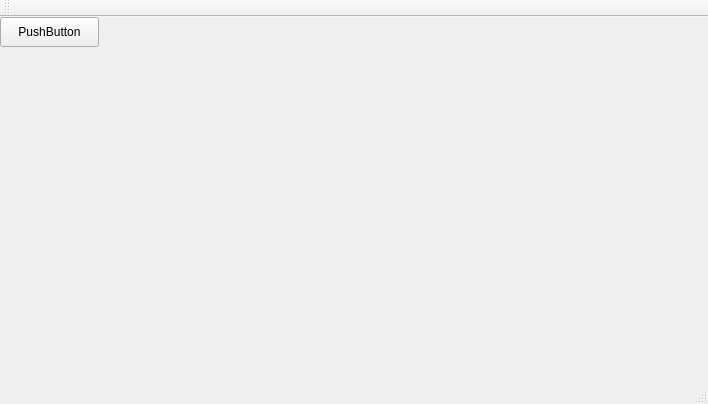
This is mainwindow.ui in kn0w0n3/Raspi-Cam as Qt 5 draws it before an edit. The edited form follows.
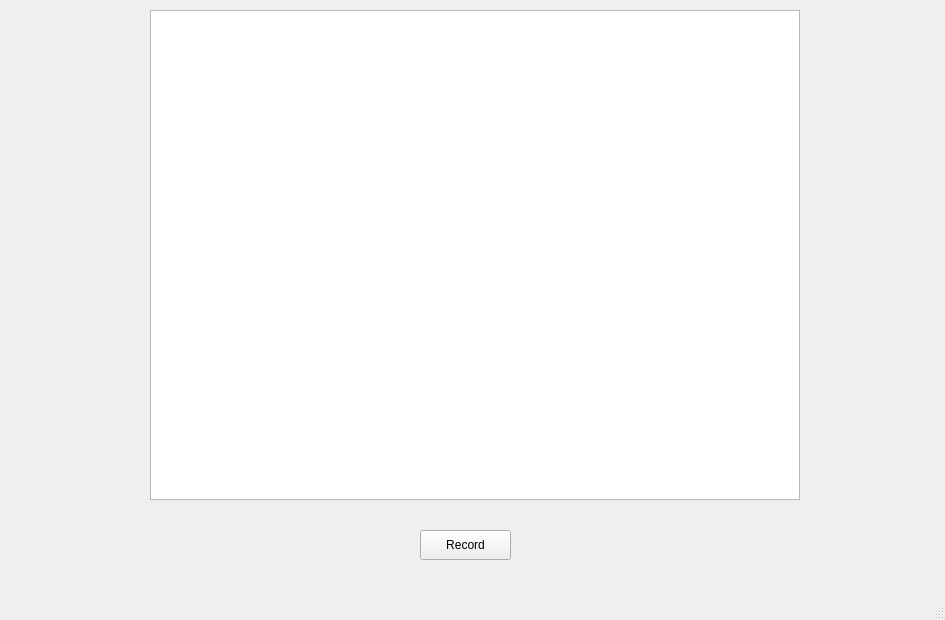
This is the edited form.

What changed in the file:
```diff
--- a/mainwindow.ui
+++ b/mainwindow.ui
@@ -6,35 +6,56 @@
    <rect>
     <x>0</x>
     <y>0</y>
-    <width>708</width>
-    <height>404</height>
+    <width>945</width>
+    <height>620</height>
    </rect>
   </property>
   <property name="windowTitle">
    <string>MainWindow</string>
   </property>
+  <property name="styleSheet">
+   <string notr="true"/>
+  </property>
   <widget class="QWidget" name="centralWidget">
+   <widget class="QGraphicsView" name="graphicsView">
+    <property name="geometry">
+     <rect>
+      <x>150</x>
+      <y>10</y>
+      <width>650</width>
+      <height>490</height>
+     </rect>
+    </property>
+    <property name="styleSheet">
+     <string notr="true"/>
+    </property>
+   </widget>
    <widget class="QPushButton" name="pushButton">
     <property name="geometry">
      <rect>
-      <x>0</x>
-      <y>0</y>
-      <width>99</width>
+      <x>420</x>
+      <y>530</y>
+      <width>91</width>
       <height>30</height>
      </rect>
     </property>
+    <property name="styleSheet">
+     <string notr="true"/>
+    </property>
     <property name="text">
-     <string>PushButton</string>
+     <string>Record</string>
     </property>
    </widget>
   </widget>
-  <widget class="QToolBar" name="mainToolBar">
-   <attribute name="toolBarArea">
-    <enum>TopToolBarArea</enum>
-   </attribute>
-   <attribute name="toolBarBreak">
-    <bool>false</bool>
-   </attribute>
+  <widget class="QMenuBar" name="menuBar">
+   <property name="geometry">
+    <rect>
+     <x>0</x>
+     <y>0</y>
+     <width>945</width>
+     <height>27</height>
+    </rect>
+   </property>
   </widget>
   <widget class="QStatusBar" name="statusBar"/>
  </widget>
```
